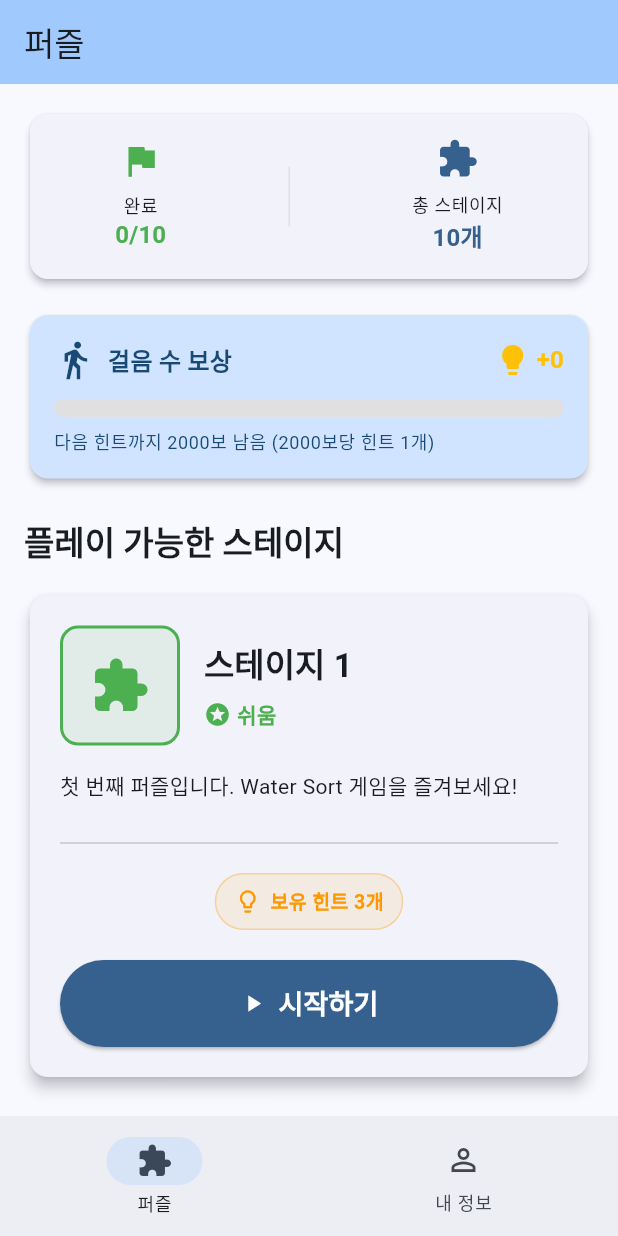
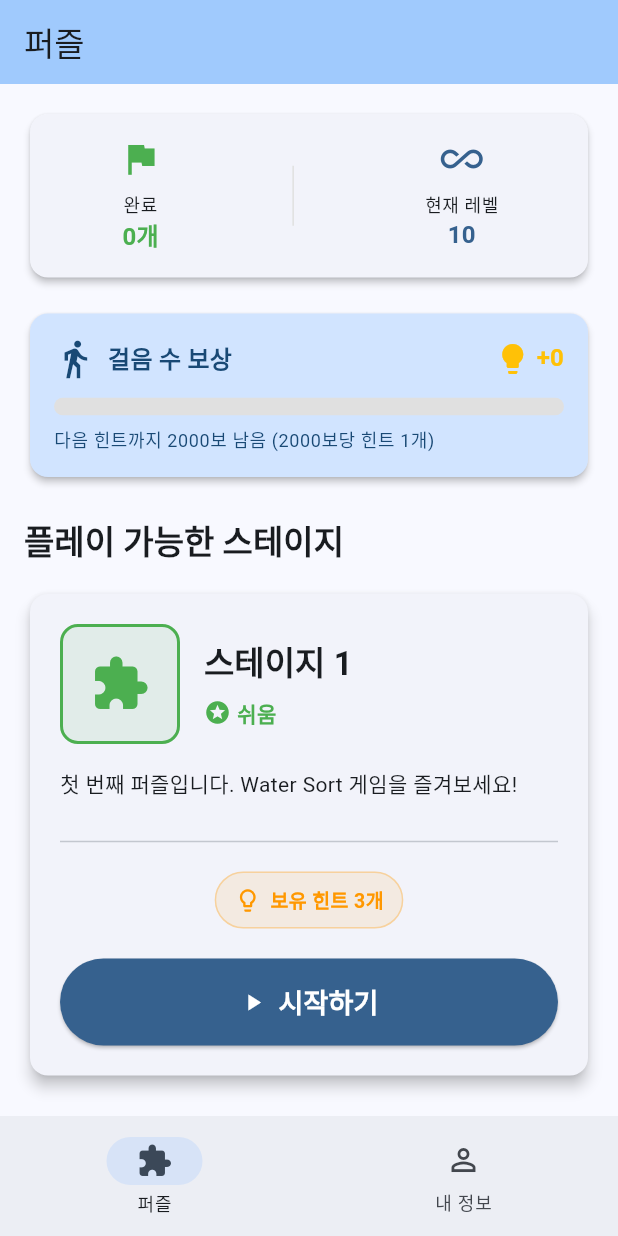
Before and after one commit to lukaPlayground/walking-puzzle-game, a Flutter app: the screen it shows after launch, on a phone screen of 412 x 824 dp. Run offline on Flutter 3.47's test engine with Material 3 defaults, Android fonts, the phone set to English and light mode, and no system bars; our stand-ins replace geolocator, permission_handler, sensors_plus, shared_preferences; missing offline and left inert: health; accounts and stored records are empty.

Commit message:
Implement infinite stage generation system
- Generate unlimited stages after completing stage 10
- Difficulty cycles through 1→2→3→4→1... pattern
- Update UI to show "완료 N개" and "현재 레벨 N" instead of fixed progress
- Fix Icons.infinity → Icons.all_inclusive for compatibility
- Auto-unlock next stage sequentially upon completion

Co-Authored-By: Claude Sonnet 4.5 <noreply@anthropic.com>

```diff
--- a/lib/screens/puzzle_list_screen.dart
+++ b/lib/screens/puzzle_list_screen.dart
@@ -41,15 +41,15 @@ class PuzzleListScreen extends StatelessWidget {
                           context,
                           Icons.flag,
                           '완료',
-                          '$completedCount/${puzzles.length}',
+                          '$completedCount개',
                           Colors.green,
                         ),
                         Container(width: 1, height: 40, color: Colors.grey[300]),
                         _buildProgressItem(
                           context,
-                          Icons.extension,
-                          '총 스테이지',
-                          '${puzzles.length}개',
+                          Icons.all_inclusive,
+                          '현재 레벨',
+                          '${puzzles.length}',
                           Theme.of(context).colorScheme.primary,
                         ),
                       ],
@@ -89,45 +89,25 @@ class PuzzleListScreen extends StatelessWidget {
                     ),
                   );
                 }).toList(),
-                // 플레이 가능한 스테이지가 없는 경우
-                if (puzzles.every((puzzle) => userProgress?.isPuzzleCompleted(puzzle.id) ?? false))
+                // 플레이 가능한 스테이지가 없는 경우 (무한 스테이지 모드에서는 발생하지 않음)
+                if (puzzles.where((puzzle) {
+                  final isCompleted = userProgress?.isPuzzleCompleted(puzzle.id) ?? false;
+                  final isUnlocked = userProgress?.isPuzzleUnlocked(puzzle.id) ?? false;
+                  return !isCompleted && isUnlocked;
+                }).isEmpty)
                   Center(
                     child: Padding(
                       padding: const EdgeInsets.all(32.0),
                       child: Column(
                         children: [
-                          Icon(
-                            Icons.celebration,
-                            size: 80,
-                            color: Colors.amber,
-                          ),
+                          const CircularProgressIndicator(),
                           const SizedBox(height: 16),
                           Text(
-                            '모든 스테이지를 완료했습니다!',
-                            style: Theme.of(context).textTheme.titleLarge,
+                            '다음 스테이지를 준비하는 중...',
+                            style: Theme.of(context).textTheme.bodyLarge,
                             textAlign: TextAlign.center,
                           ),
-                          const SizedBox(height: 8),
-                          Text(
-                            '정말 대단합니다! 🎉',
-                            style: Theme.of(context).textTheme.bodyLarge,
-                          ),
                         ],
-                      ),
-                    ),
-                  ),
-                if (puzzles.where((puzzle) {
-                  final isCompleted = userProgress?.isPuzzleCompleted(puzzle.id) ?? false;
-                  final isUnlocked = userProgress?.isPuzzleUnlocked(puzzle.id) ?? false;
-                  return !isCompleted && isUnlocked;
-                }).isEmpty && !puzzles.every((puzzle) => userProgress?.isPuzzleCompleted(puzzle.id) ?? false))
-                  Center(
-                    child: Padding(
-                      padding: const EdgeInsets.all(32.0),
-                      child: Text(
-                        '현재 플레이 가능한 스테이지가 없습니다',
-                        style: Theme.of(context).textTheme.bodyLarge,
-                        textAlign: TextAlign.center,
                       ),
                     ),
                   ),
```
Also changed, not shown: lib/providers/game_provider.dart (+48 -1 lines).
